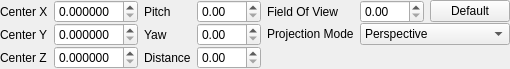
The window that src/hlam/ui/camera_operators/dockpanels/ArcBallSettingsPanel.ui (SamVanheer/HalfLifeAssetManager) describes before a commit, drawn with Qt 5.
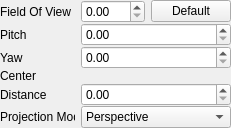
The same window after the commit. Custom widgets are drawn as their Qt base class.

Commit message: Rework Cameras panel layout and structure to reduce size and make contents for each camera consistent

```diff
--- a/src/hlam/ui/camera_operators/dockpanels/ArcBallSettingsPanel.ui
+++ b/src/hlam/ui/camera_operators/dockpanels/ArcBallSettingsPanel.ui
@@ -6,14 +6,14 @@
    <rect>
     <x>0</x>
     <y>0</y>
-    <width>463</width>
-    <height>62</height>
+    <width>231</width>
+    <height>116</height>
    </rect>
   </property>
   <property name="windowTitle">
    <string>Form</string>
   </property>
-  <layout class="QHBoxLayout" name="horizontalLayout">
+  <layout class="QGridLayout" name="gridLayout">
    <property name="sizeConstraint">
     <enum>QLayout::SetFixedSize</enum>
    </property>
@@ -29,128 +29,35 @@
    <property name="bottomMargin">
     <number>0</number>
    </property>
-   <item>
-    <layout class="QGridLayout" name="gridLayout_2">
      <property name="verticalSpacing">
       <number>0</number>
      </property>
      <item row="0" column="1">
-      <widget class="QDoubleSpinBox" name="CenterX">
-       <property name="decimals">
-        <number>6</number>
-       </property>
-      </widget>
-     </item>
-     <item row="1" column="0">
-      <widget class="QLabel" name="label_2">
+    <widget class="QDoubleSpinBox" name="FieldOfView">
        <property name="sizePolicy">
-        <sizepolicy hsizetype="Fixed" vsizetype="Preferred">
+      <sizepolicy hsizetype="Preferred" vsizetype="Fixed">
          <horstretch>0</horstretch>
          <verstretch>0</verstretch>
         </sizepolicy>
        </property>
-       <property name="text">
-        <string>Center Y</string>
-       </property>
-      </widget>
-     </item>
-     <item row="1" column="1">
-      <widget class="QDoubleSpinBox" name="CenterY">
-       <property name="decimals">
-        <number>6</number>
-       </property>
-      </widget>
-     </item>
-     <item row="2" column="0">
-      <widget class="QLabel" name="label_3">
-       <property name="sizePolicy">
-        <sizepolicy hsizetype="Fixed" vsizetype="Preferred">
-         <horstretch>0</horstretch>
-         <verstretch>0</verstretch>
-        </sizepolicy>
-       </property>
-       <property name="text">
-        <string>Center Z</string>
-       </property>
-      </widget>
-     </item>
-     <item row="0" column="0">
-      <widget class="QLabel" name="label">
-       <property name="sizePolicy">
-        <sizepolicy hsizetype="Fixed" vsizetype="Preferred">
-         <horstretch>0</horstretch>
-         <verstretch>0</verstretch>
-        </sizepolicy>
-       </property>
-       <property name="text">
-        <string>Center X</string>
-       </property>
-      </widget>
-     </item>
-     <item row="2" column="1">
-      <widget class="QDoubleSpinBox" name="CenterZ">
-       <property name="decimals">
-        <number>6</number>
-       </property>
-      </widget>
-     </item>
-     <item row="3" column="0" colspan="2">
-      <spacer name="verticalSpacer_2">
-       <property name="orientation">
-        <enum>Qt::Vertical</enum>
-       </property>
-       <property name="sizeHint" stdset="0">
+     <property name="minimumSize">
         <size>
-         <width>20</width>
+       <width>0</width>
          <height>0</height>
         </size>
        </property>
-      </spacer>
-     </item>
-    </layout>
-   </item>
-   <item>
-    <layout class="QGridLayout" name="gridLayout_3">
-     <property name="verticalSpacing">
-      <number>0</number>
+     <property name="maximumSize">
+      <size>
+       <width>16777215</width>
+       <height>16777215</height>
+      </size>
      </property>
-     <item row="2" column="0">
-      <widget class="QLabel" name="label_6">
-       <property name="sizePolicy">
-        <sizepolicy hsizetype="Fixed" vsizetype="Preferred">
-         <horstretch>0</horstretch>
-         <verstretch>0</verstretch>
-        </sizepolicy>
-       </property>
-       <property name="text">
-        <string>Distance</string>
-       </property>
-      </widget>
-     </item>
-     <item row="0" column="1">
-      <widget class="QDoubleSpinBox" name="Pitch">
        <property name="maximum">
         <double>360.000000000000000</double>
        </property>
       </widget>
      </item>
      <item row="1" column="0">
-      <widget class="QLabel" name="label_5">
-       <property name="sizePolicy">
-        <sizepolicy hsizetype="Fixed" vsizetype="Preferred">
-         <horstretch>0</horstretch>
-         <verstretch>0</verstretch>
-        </sizepolicy>
-       </property>
-       <property name="text">
-        <string>Yaw</string>
-       </property>
-      </widget>
-     </item>
-     <item row="2" column="1">
-      <widget class="QDoubleSpinBox" name="Distance"/>
-     </item>
-     <item row="0" column="0">
       <widget class="QLabel" name="label_4">
        <property name="sizePolicy">
         <sizepolicy hsizetype="Fixed" vsizetype="Preferred">
@@ -158,53 +65,56 @@
          <verstretch>0</verstretch>
         </sizepolicy>
        </property>
+     <property name="minimumSize">
+      <size>
+       <width>75</width>
+       <height>0</height>
+      </size>
+     </property>
+     <property name="maximumSize">
+      <size>
+       <width>75</width>
+       <height>16777215</height>
+      </size>
+     </property>
        <property name="text">
         <string>Pitch</string>
        </property>
       </widget>
      </item>
-     <item row="1" column="1">
-      <widget class="QDoubleSpinBox" name="Yaw">
-       <property name="maximum">
-        <double>360.000000000000000</double>
-       </property>
-      </widget>
-     </item>
-     <item row="3" column="0" colspan="2">
-      <spacer name="verticalSpacer_3">
-       <property name="orientation">
-        <enum>Qt::Vertical</enum>
-       </property>
-       <property name="sizeHint" stdset="0">
-        <size>
-         <width>20</width>
-         <height>0</height>
-        </size>
-       </property>
-      </spacer>
-     </item>
-    </layout>
-   </item>
-   <item>
-    <layout class="QGridLayout" name="gridLayout_4">
-     <property name="verticalSpacing">
-      <number>0</number>
-     </property>
-     <item row="2" column="0" colspan="3">
-      <spacer name="verticalSpacer">
-       <property name="orientation">
-        <enum>Qt::Vertical</enum>
-       </property>
-       <property name="sizeHint" stdset="0">
-        <size>
-         <width>20</width>
-         <height>0</height>
-        </size>
-       </property>
-      </spacer>
+   <item row="2" column="0">
+    <widget class="QLabel" name="label_5">
+     <property name="sizePolicy">
+      <sizepolicy hsizetype="Fixed" vsizetype="Preferred">
+       <horstretch>0</horstretch>
+       <verstretch>0</verstretch>
+      </sizepolicy>
+     </property>
+     <property name="minimumSize">
+      <size>
+       <width>75</width>
+       <height>0</height>
+      </size>
+     </property>
+     <property name="maximumSize">
+      <size>
+       <width>75</width>
+       <height>16777215</height>
+      </size>
+     </property>
+     <property name="text">
+      <string>Yaw</string>
+     </property>
+    </widget>
      </item>
      <item row="0" column="2">
       <widget class="QPushButton" name="DefaultFieldOfView">
+     <property name="sizePolicy">
+      <sizepolicy hsizetype="Fixed" vsizetype="Fixed">
+       <horstretch>0</horstretch>
+       <verstretch>0</verstretch>
+      </sizepolicy>
+     </property>
        <property name="text">
         <string>Default</string>
        </property>
@@ -218,27 +128,219 @@
          <verstretch>0</verstretch>
         </sizepolicy>
        </property>
+     <property name="minimumSize">
+      <size>
+       <width>75</width>
+       <height>0</height>
+      </size>
+     </property>
+     <property name="maximumSize">
+      <size>
+       <width>75</width>
+       <height>16777215</height>
+      </size>
+     </property>
        <property name="text">
         <string>Field Of View</string>
        </property>
       </widget>
      </item>
-     <item row="0" column="1">
-      <widget class="QDoubleSpinBox" name="FieldOfView">
-       <property name="maximum">
-        <double>360.000000000000000</double>
+   <item row="4" column="0">
+    <widget class="QLabel" name="label_6">
+     <property name="sizePolicy">
+      <sizepolicy hsizetype="Fixed" vsizetype="Preferred">
+       <horstretch>0</horstretch>
+       <verstretch>0</verstretch>
+      </sizepolicy>
+     </property>
+     <property name="minimumSize">
+      <size>
+       <width>75</width>
+       <height>0</height>
+      </size>
+     </property>
+     <property name="maximumSize">
+      <size>
+       <width>75</width>
+       <height>16777215</height>
+      </size>
+     </property>
+     <property name="text">
+      <string>Distance</string>
        </property>
       </widget>
      </item>
-     <item row="1" column="0">
+   <item row="5" column="0">
       <widget class="QLabel" name="label_8">
+     <property name="minimumSize">
+      <size>
+       <width>75</width>
+       <height>0</height>
+      </size>
+     </property>
+     <property name="maximumSize">
+      <size>
+       <width>75</width>
+       <height>16777215</height>
+      </size>
+     </property>
        <property name="text">
         <string>Projection Mode</string>
        </property>
       </widget>
      </item>
+   <item row="3" column="0">
+    <widget class="QLabel" name="label">
+     <property name="sizePolicy">
+      <sizepolicy hsizetype="Fixed" vsizetype="Preferred">
+       <horstretch>0</horstretch>
+       <verstretch>0</verstretch>
+      </sizepolicy>
+     </property>
+     <property name="minimumSize">
+      <size>
+       <width>75</width>
+       <height>0</height>
+      </size>
+     </property>
+     <property name="maximumSize">
+      <size>
+       <width>75</width>
+       <height>16777215</height>
+      </size>
+     </property>
+     <property name="text">
+      <string>Center</string>
+     </property>
+    </widget>
+   </item>
+   <item row="6" column="0" colspan="3">
+    <spacer name="verticalSpacer">
+     <property name="orientation">
+      <enum>Qt::Vertical</enum>
+     </property>
+     <property name="sizeHint" stdset="0">
+      <size>
+       <width>20</width>
+       <height>0</height>
+      </size>
+     </property>
+    </spacer>
+   </item>
      <item row="1" column="1" colspan="2">
+    <widget class="QDoubleSpinBox" name="Pitch">
+     <property name="sizePolicy">
+      <sizepolicy hsizetype="Fixed" vsizetype="Fixed">
+       <horstretch>0</horstretch>
+       <verstretch>0</verstretch>
+      </sizepolicy>
+     </property>
+     <property name="minimumSize">
+      <size>
+       <width>150</width>
+       <height>0</height>
+      </size>
+     </property>
+     <property name="maximumSize">
+      <size>
+       <width>150</width>
+       <height>16777215</height>
+      </size>
+     </property>
+     <property name="maximum">
+      <double>360.000000000000000</double>
+     </property>
+    </widget>
+   </item>
+   <item row="3" column="1" colspan="2">
+    <widget class="qt::widgets::SimpleVector3Edit" name="Center" native="true">
+     <property name="sizePolicy">
+      <sizepolicy hsizetype="Fixed" vsizetype="Preferred">
+       <horstretch>0</horstretch>
+       <verstretch>0</verstretch>
+      </sizepolicy>
+     </property>
+     <property name="minimumSize">
+      <size>
+       <width>150</width>
+       <height>0</height>
+      </size>
+     </property>
+     <property name="maximumSize">
+      <size>
+       <width>150</width>
+       <height>16777215</height>
+      </size>
+     </property>
+    </widget>
+   </item>
+   <item row="2" column="1" colspan="2">
+    <widget class="QDoubleSpinBox" name="Yaw">
+     <property name="sizePolicy">
+      <sizepolicy hsizetype="Fixed" vsizetype="Fixed">
+       <horstretch>0</horstretch>
+       <verstretch>0</verstretch>
+      </sizepolicy>
+     </property>
+     <property name="minimumSize">
+      <size>
+       <width>150</width>
+       <height>0</height>
+      </size>
+     </property>
+     <property name="maximumSize">
+      <size>
+       <width>150</width>
+       <height>16777215</height>
+      </size>
+     </property>
+     <property name="maximum">
+      <double>360.000000000000000</double>
+     </property>
+    </widget>
+   </item>
+   <item row="4" column="1" colspan="2">
+    <widget class="QDoubleSpinBox" name="Distance">
+     <property name="sizePolicy">
+      <sizepolicy hsizetype="Fixed" vsizetype="Fixed">
+       <horstretch>0</horstretch>
+       <verstretch>0</verstretch>
+      </sizepolicy>
+     </property>
+     <property name="minimumSize">
+      <size>
+       <width>150</width>
+       <height>0</height>
+      </size>
+     </property>
+     <property name="maximumSize">
+      <size>
+       <width>150</width>
+       <height>16777215</height>
+      </size>
+     </property>
+    </widget>
+   </item>
+   <item row="5" column="1" colspan="2">
       <widget class="QComboBox" name="ProjectionMode">
+     <property name="sizePolicy">
+      <sizepolicy hsizetype="Fixed" vsizetype="Fixed">
+       <horstretch>0</horstretch>
+       <verstretch>0</verstretch>
+      </sizepolicy>
+     </property>
+     <property name="minimumSize">
+      <size>
+       <width>150</width>
+       <height>0</height>
+      </size>
+     </property>
+     <property name="maximumSize">
+      <size>
+       <width>150</width>
+       <height>16777215</height>
+      </size>
+     </property>
        <item>
         <property name="text">
          <string>Perspective</string>
@@ -252,9 +354,15 @@
       </widget>
      </item>
     </layout>
-   </item>
-  </layout>
  </widget>
+ <customwidgets>
+  <customwidget>
+   <class>qt::widgets::SimpleVector3Edit</class>
+   <extends>QWidget</extends>
+   <header>qt/widgets/SimpleVector3Edit.hpp</header>
+   <container>1</container>
+  </customwidget>
+ </customwidgets>
  <resources/>
  <connections/>
 </ui>
```
Lines whose indentation alone changed are shown as unchanged. The commit also changes 7 other files.
